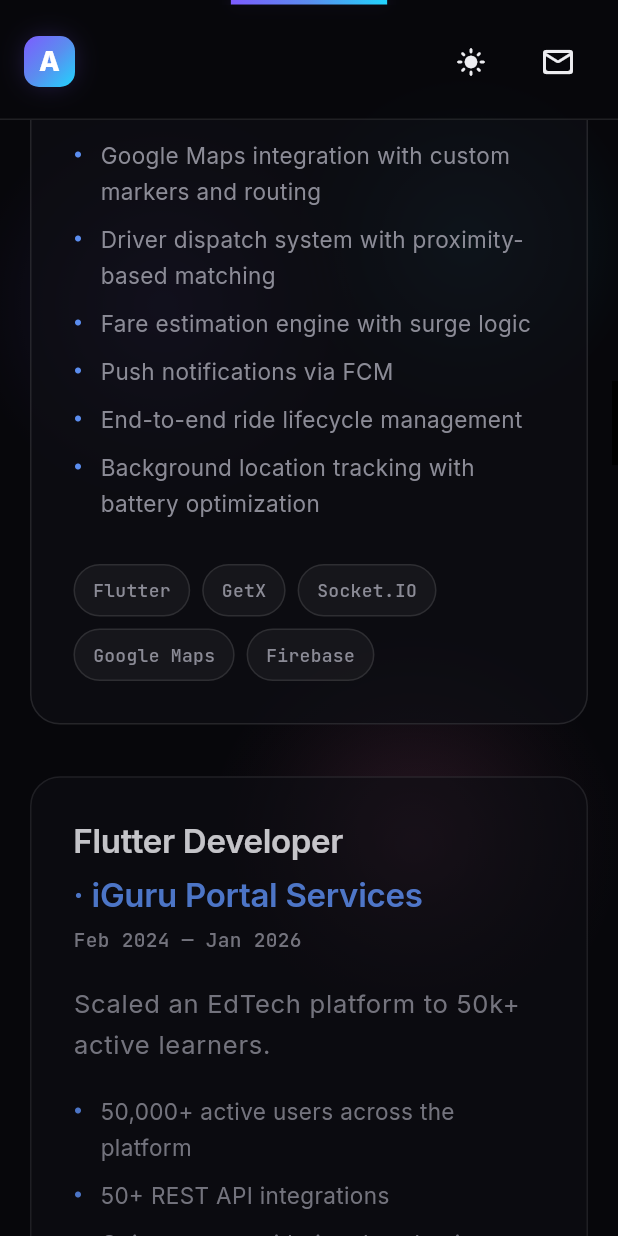
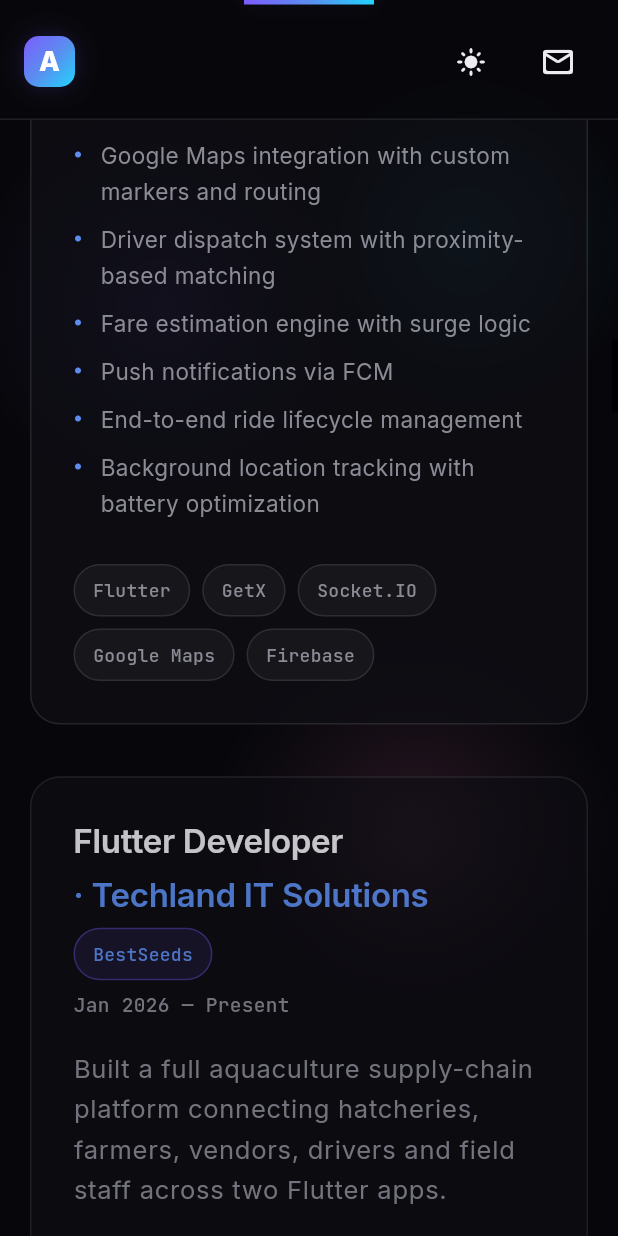
Before and after one commit to Adithya6261/portfolio, a Flutter app: the screen it shows after launch, scrolled down 2304 dp, on a phone screen of 412 x 824 dp. Run offline on Flutter 3.47's test engine with Material 3 defaults, Android fonts, the phone set to English and light mode, and no system bars; our stand-ins replace get, google_fonts; missing offline and left inert: dart:html.

Commit message:
Wire up EmailJS contact form, add BestSeeds project, fix responsive layout
- Contact form: actually submit (was only print), drop mailto fallback that
  was opening a blank page; send Contact Us + Auto-Reply templates so the
  submitter receives a confirmation
- email_service: remove client-side private key, use real service_p2g66t7
  and template_y4cc6le
- Add BestSeeds (Techland) to Experience and Featured Projects
- projects grid: LayoutBuilder so cards size to viewport (no more 554px
  hard-coded width causing horizontal overflow on narrow screens)
- experience card: Stack + Positioned rail instead of IntrinsicHeight + Row,
  fixes bottom overflow caused by Wrap's single-row intrinsic height
- Remove loading splash from web/index.html
- Fix GitHub URL (was root, now points to Adithya6261), canonical LinkedIn
- Remove email icon from contact social row

Co-Authored-By: Claude Opus 4.7 (1M context) <noreply@anthropic.com>

```diff
--- a/lib/data/portfolio_data.dart
+++ b/lib/data/portfolio_data.dart
@@ -15,8 +15,8 @@ class PortfolioData {
   static const String phone = '+91-8885416261';
   static const String phoneTel = '+918885416261';
   static const String linkedIn =
-      'https://linkedin.com/in/adithya-vardhanreddy';
-  static const String github = 'https://github.com/';
+      'https://www.linkedin.com/in/adithya-vardhanreddy/';
+  static const String github = 'https://github.com/Adithya6261';
   static const String yearsExperience = '2.5+';
   static const String resumeFileName = 'Adithya_Vardhan_Reddy_Resume.pdf';
   static const String availabilityLabel = 'Available to join immediately';
@@ -67,6 +67,27 @@ class PortfolioData {
       stack: ['Flutter', 'GetX', 'Socket.IO', 'Google Maps', 'Firebase'],
     ),
     ExperienceModel(
+      company: 'Techland IT Solutions',
+      role: 'Flutter Developer',
+      duration: 'Jan 2026 — Present',
+      project: 'BestSeeds',
+      tagline:
+          'Built a full aquaculture supply-chain platform connecting hatcheries, '
+          'farmers, vendors, drivers and field staff across two Flutter apps.',
+      highlights: [
+        'Shipped a 2-app platform (User + Driver/Employee) unifying 5 user roles',
+        'Live vehicle tracking with adaptive throttling — ~60% fewer location API calls',
+        'Crash-proof delivery tracking via SQLite queue + batch sync (100% retention through dead zones)',
+        'Self-healing background tracking service — worst-case gap cut ~75% (6m → ~90s)',
+        'Role-based farm, tank and feed management for farmers, managers and partners',
+        '12-language localization across English + 11 Indian regional languages',
+        'Offline-first browsing of deals and bookings with local cache',
+        'Voice-enabled search for low-literacy / hands-free farmer use',
+        'Proactive GPS / battery / network alerts dropping MTTD below 90s',
+      ],
+      stack: ['Flutter', 'GetX', 'Firebase', 'Google Maps', 'SQLite', 'FCM'],
+    ),
+    ExperienceModel(
       company: 'iGuru Portal Services',
       role: 'Flutter Developer',
       duration: 'Feb 2024 — Jan 2026',
@@ -107,6 +128,30 @@ class PortfolioData {
       stack: ['Flutter', 'Node.js', 'Socket.IO', 'Google Maps', 'Firebase'],
       icon: Icons.directions_car_rounded,
       gradient: [Color(0xFF7C5CFF), Color(0xFF21D4FD)],
+    ),
+    ProjectModel(
+      name: 'BestSeeds',
+      category: 'Aquaculture · Logistics',
+      description:
+          'A digital ecosystem for the aquaculture seed industry — connecting '
+          'hatcheries, farmers, vendors, drivers and field employees across '
+          'two Flutter apps covering marketplace, farm management and live '
+          'delivery tracking.',
+      features: [
+        'Live Vehicle Tracking',
+        'Offline-First Delivery',
+        'Multi-Role Access',
+        'Farm Management',
+        'Voice Search',
+        '12 Languages',
+      ],
+      metrics: [
+        MetricItem(value: '60%', label: 'Fewer GPS calls'),
+        MetricItem(value: '75%', label: 'Smaller tracking gap'),
+      ],
+      stack: ['Flutter', 'GetX', 'Firebase', 'Google Maps', 'SQLite', 'FCM'],
+      icon: Icons.set_meal_rounded,
+      gradient: [Color(0xFF21D4FD), Color(0xFF22C55E)],
     ),
     ProjectModel(
       name: 'iGuru Prep',
--- a/lib/views/home/sections/contact/contact_info_column.dart
+++ b/lib/views/home/sections/contact/contact_info_column.dart
@@ -375,12 +375,6 @@ class SocialIconRow extends StatelessWidget {
           label: 'GitHub',
           url: PortfolioData.github,
         ),
-        SizedBox(width: 10),
-        SocialIconButton(
-          icon: Icons.mail_outline_rounded,
-          label: 'Email',
-          url: 'mailto:${PortfolioData.email}',
-        ),
       ],
     );
   }
--- a/lib/views/home/sections/contact_section.dart
+++ b/lib/views/home/sections/contact_section.dart
@@ -118,7 +118,10 @@ class ContactForm extends StatelessWidget {
             () => GradientButton(
               label: resolveLabel(contact),
               icon: resolveIcon(contact),
-              onPressed: contact.submit,
+              onPressed: () {
+                if (contact.isSubmitting.value) return;
+                contact.submit();
+              },
             ),
           ),
         ],
--- a/lib/views/home/sections/experience_section.dart
+++ b/lib/views/home/sections/experience_section.dart
@@ -73,16 +73,22 @@ class ExperienceCard extends StatelessWidget {
 
   @override
   Widget build(BuildContext context) {
-    return IntrinsicHeight(
-      child: Row(
-        crossAxisAlignment: CrossAxisAlignment.stretch,
-        children: [
-          if (!context.isMobile)
-            TimelineRail(showTail: !isLast),
-          if (!context.isMobile) const SizedBox(width: 28),
-          Expanded(child: ExperienceContent(experience: experience)),
-        ],
-      ),
+    if (context.isMobile) {
+      return ExperienceContent(experience: experience);
+    }
+    return Stack(
+      children: [
+        Padding(
+          padding: const EdgeInsets.only(left: 52),
+          child: ExperienceContent(experience: experience),
+        ),
+        Positioned(
+          left: 0,
+          top: 0,
+          bottom: 0,
+          child: TimelineRail(showTail: !isLast),
+        ),
+      ],
     );
   }
 }
--- a/lib/widgets/side_social_dock.dart
+++ b/lib/widgets/side_social_dock.dart
@@ -8,6 +8,7 @@ import '../controllers/contact_controller.dart';
 import '../data/portfolio_data.dart';
 
 class SideSocialDock extends StatelessWidget {
+
   const SideSocialDock({super.key});
 
   static const List<SocialDockItem> items = [
```
Also changed, not shown: lib/controllers/contact_controller.dart (+11 -33 lines), lib/services/email_service.dart (+47 -28 lines), lib/views/home/sections/projects_section.dart (+13 -7 lines), 1 other file.
